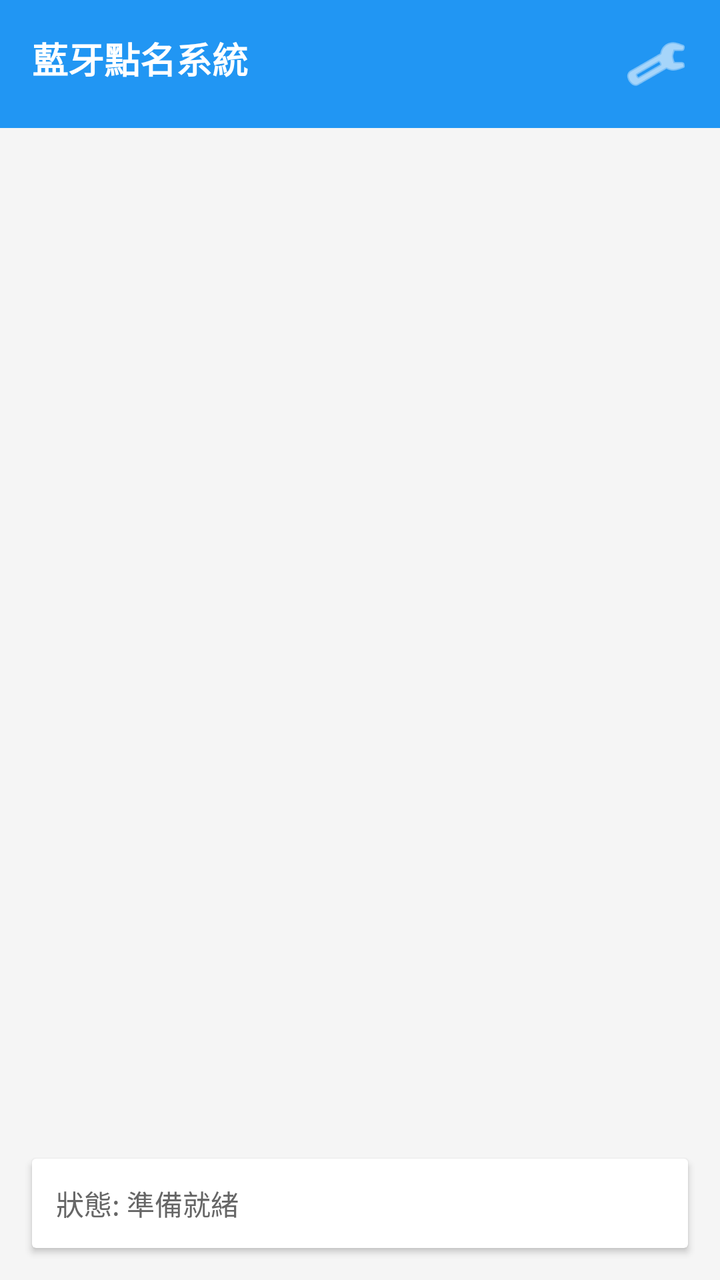
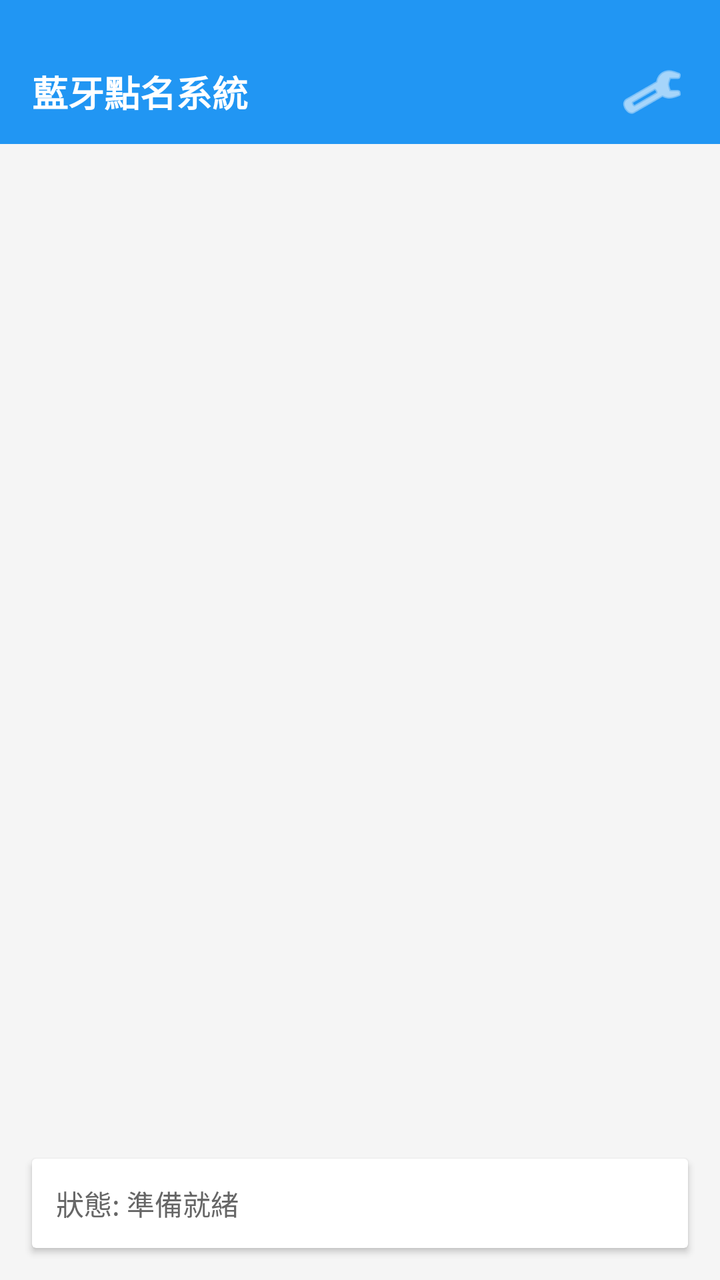

Before-and-after screenshots of an Android layout around one commit, followed by the original layout XML and the change that was made.
<!-- AndroidManifest.xml: application theme Theme.Bluetooth -->
<!-- res/layout/activity_main.xml -->
<?xml version="1.0" encoding="utf-8"?>
<androidx.constraintlayout.widget.ConstraintLayout xmlns:android="http://schemas.android.com/apk/res/android"
    xmlns:app="http://schemas.android.com/apk/res-auto"
    android:layout_width="match_parent"
    android:layout_height="match_parent"
    android:background="#F5F5F5">

    <androidx.appcompat.widget.Toolbar
        android:id="@+id/toolbar"
        android:layout_width="match_parent"
        android:layout_height="?attr/actionBarSize"
        android:background="#2196F3"
        app:layout_constraintTop_toTopOf="parent">

        <RelativeLayout
            android:layout_width="match_parent"
            android:layout_height="wrap_content"
            android:paddingEnd="16dp">
            <TextView
                android:layout_width="wrap_content"
                android:layout_height="wrap_content"
                android:text="藍牙點名系統"
                android:textColor="#FFFFFF"
                android:textSize="18sp"
                android:textStyle="bold" />
            <ImageButton
                android:id="@+id/settings_button"
                android:layout_width="32dp"
                android:layout_height="32dp"
                android:layout_alignParentEnd="true"
                android:background="?attr/selectableItemBackgroundBorderless"
                android:src="@android:drawable/ic_menu_manage"
                app:tint="#FFFFFF" />
        </RelativeLayout>
    </androidx.appcompat.widget.Toolbar>

    
    <androidx.cardview.widget.CardView
        android:id="@+id/student_card"
        android:layout_width="match_parent"
        android:layout_height="wrap_content"
        android:layout_margin="24dp"
        android:visibility="gone"
        app:cardCornerRadius="16dp"
        app:layout_constraintTop_toBottomOf="@id/toolbar">

        <LinearLayout
            android:layout_width="match_parent"
            android:layout_height="wrap_content"
            android:orientation="vertical"
            android:padding="24dp">

            <TextView
                android:id="@+id/student_id_textview"
                android:layout_width="wrap_content"
                android:layout_height="wrap_content"
                android:text="學號 : Unknown"
                android:textSize="20sp"
                android:textStyle="bold" />

            <TextView
                android:layout_width="match_parent"
                android:layout_height="wrap_content"
                android:layout_marginTop="8dp"
                android:text="點擊按鈕即可自動獲取權杖並發送加密訊號"
                android:textColor="#888888"
                android:textSize="14sp" />

            <Button
                android:id="@+id/broadcast_button"
                android:layout_width="match_parent"
                android:layout_height="64dp"
                android:layout_marginTop="24dp"
                android:backgroundTint="#4CAF50"
                android:text="發送加密簽到訊號"
                android:textSize="18sp"
                android:textStyle="bold"
                app:cornerRadius="12dp" />

            <EditText
                android:id="@+id/session_code_edittext"
                android:layout_width="0dp"
                android:layout_height="0dp"
                android:visibility="gone" />
        </LinearLayout>
    </androidx.cardview.widget.CardView>

    
    <FrameLayout
        android:id="@+id/teacher_container"
        android:layout_width="match_parent"
        android:layout_height="0dp"
        android:visibility="gone"
        app:layout_constraintBottom_toTopOf="@id/status_card"
        app:layout_constraintTop_toBottomOf="@id/toolbar" />

    <androidx.cardview.widget.CardView
        android:id="@+id/status_card"
        android:layout_width="match_parent"
        android:layout_height="wrap_content"
        android:layout_margin="16dp"
        app:layout_constraintBottom_toBottomOf="parent">
        <TextView
            android:id="@+id/status_textview"
            android:layout_width="match_parent"
            android:layout_height="wrap_content"
            android:padding="12dp"
            android:text="狀態: 準備就緒"
            android:textColor="#666666" />
    </androidx.cardview.widget.CardView>

</androidx.constraintlayout.widget.ConstraintLayout>
<!-- resources referenced by this layout -->
<resources>
  <style name="Theme.Bluetooth" parent="Base.Theme.Bluetooth" />
  <style name="Base.Theme.Bluetooth" parent="Theme.Material3.DayNight.NoActionBar">
          
          
      </style>
</resources>

<!-- the commit's change to res/layout/activity_main.xml (unified diff, before → after) -->
@@ -3,12 +3,16 @@
     xmlns:app="http://schemas.android.com/apk/res-auto"
     android:layout_width="match_parent"
     android:layout_height="match_parent"
+    android:fitsSystemWindows="true"
     android:background="#F5F5F5">
 
     <androidx.appcompat.widget.Toolbar
         android:id="@+id/toolbar"
         android:layout_width="match_parent"
-        android:layout_height="?attr/actionBarSize"
+        android:layout_height="wrap_content"
+        android:minHeight="?attr/actionBarSize"
+        android:paddingTop="28dp"
+        android:paddingBottom="8dp"
         android:background="#2196F3"
         app:layout_constraintTop_toTopOf="parent">
 
@@ -19,15 +23,17 @@
             <TextView
                 android:layout_width="wrap_content"
                 android:layout_height="wrap_content"
+                android:layout_centerVertical="true"
                 android:text="藍牙點名系統"
                 android:textColor="#FFFFFF"
                 android:textSize="18sp"
                 android:textStyle="bold" />
             <ImageButton
                 android:id="@+id/settings_button"
-                android:layout_width="32dp"
-                android:layout_height="32dp"
+                android:layout_width="36dp"
+                android:layout_height="36dp"
                 android:layout_alignParentEnd="true"
+                android:layout_centerVertical="true"
                 android:background="?attr/selectableItemBackgroundBorderless"
                 android:src="@android:drawable/ic_menu_manage"
                 app:tint="#FFFFFF" />
